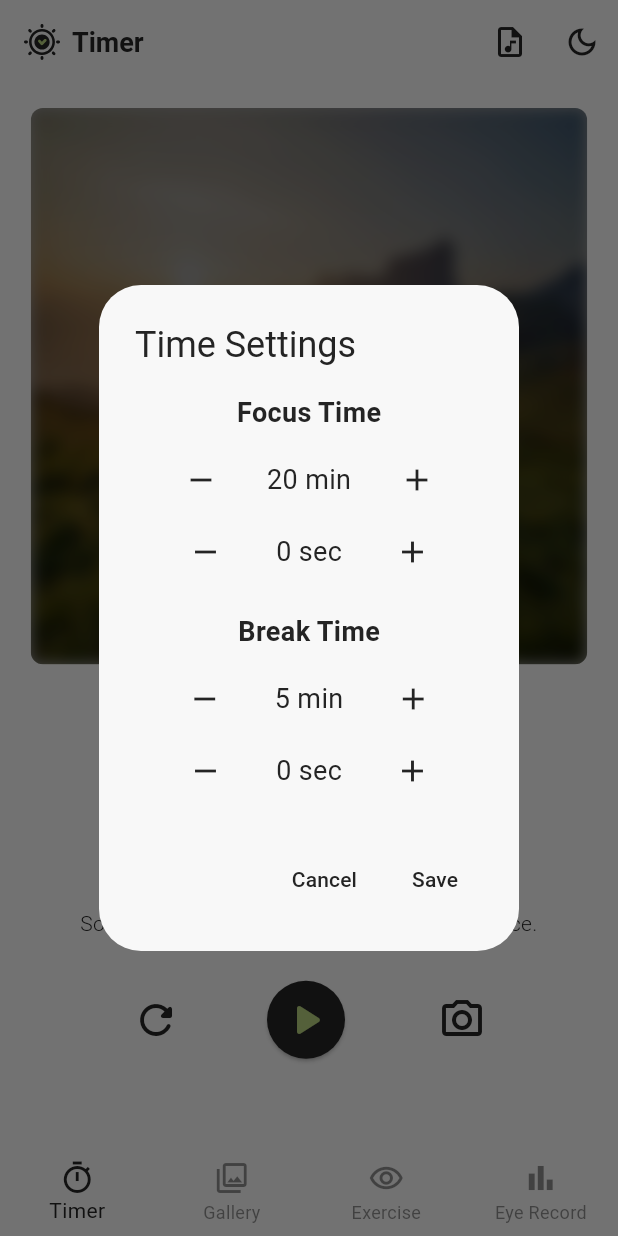
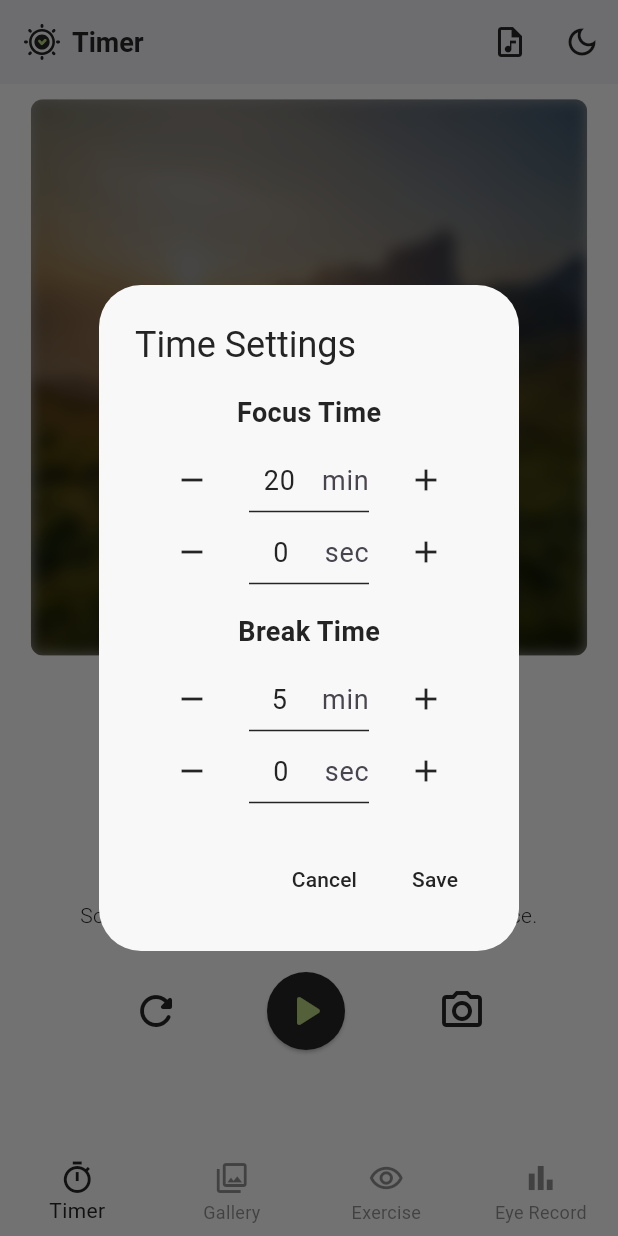
Before and after one commit to JungSeunghun/eyetimer, a Flutter app: the screen it shows after launch, after a tap on the "settings" icon, on a phone screen of 412 x 824 dp. Run offline on Flutter 3.47's test engine with Material 3 defaults, Android fonts, the phone set to English and light mode, and no system bars; our stand-ins replace audio_service, camera, easy_localization, flutter_local_notifications, flutter_svg, go_router and 5 more; missing offline and left inert: flame, flutter_foreground_task, google_mlkit_commons, google_mlkit_face_detection; accounts and stored records are empty; network calls fail; Roboto replaces fonts that are missing (KoPubWorld).

Commit message:
시간 설정 수정

```diff
--- a/lib/features/home/components/duration_picker_dialog.dart
+++ b/lib/features/home/components/duration_picker_dialog.dart
@@ -36,7 +36,7 @@ class _DurationPickerDialogState extends State<DurationPickerDialog> {
   Widget build(BuildContext context) {
     final theme = Theme.of(context);
     final textColor = theme.textTheme.bodyMedium?.color ?? Colors.black;
-    final backgroundColor = theme.scaffoldBackgroundColor; // AlertDialog 기본 배경색
+    final backgroundColor = theme.scaffoldBackgroundColor;
 
     return AlertDialog(
       backgroundColor: backgroundColor,
@@ -106,6 +106,7 @@ class _DurationPickerDialogState extends State<DurationPickerDialog> {
           style: TextStyle(fontSize: 18, fontWeight: FontWeight.bold, color: textColor),
         ),
         const SizedBox(height: 8),
+        // 분 입력 Row
         Row(
           mainAxisAlignment: MainAxisAlignment.spaceEvenly,
           children: [
@@ -116,9 +117,42 @@ class _DurationPickerDialogState extends State<DurationPickerDialog> {
               },
               splashRadius: 20,
             ),
-            Text(
-              '$minutes ${'minute'.tr()}',
-              style: TextStyle(fontSize: 18, color: textColor),
+            SizedBox(
+              width: 80,
+              child: Theme(
+                data: Theme.of(context).copyWith(
+                  textSelectionTheme: TextSelectionThemeData(
+                    cursorColor: textColor,
+                    selectionColor: textColor.withOpacity(0.5),
+                    selectionHandleColor: textColor,
+                  ),
+                ),
+                child: TextFormField(
+                  initialValue: minutes.toString(),
+                  keyboardType: TextInputType.number,
+                  textAlign: TextAlign.center,
+                  style: TextStyle(fontSize: 18, color: textColor),
+                  decoration: InputDecoration(
+                    isDense: true,
+                    contentPadding: const EdgeInsets.symmetric(vertical: 8),
+                    border: UnderlineInputBorder(
+                      borderSide: BorderSide(color: textColor),
+                    ),
+                    enabledBorder: UnderlineInputBorder(
+                      borderSide: BorderSide(color: textColor),
+                    ),
+                    focusedBorder: UnderlineInputBorder(
+                      borderSide: BorderSide(color: textColor),
+                    ),
+                    suffixText: ' ${'minute'.tr()}',
+                  ),
+                  onFieldSubmitted: (value) {
+                    final newVal = int.tryParse(value);
+                    if (newVal != null) onMinutesChanged(newVal);
+                  },
+                  cursorColor: textColor,
+                ),
+              ),
             ),
             IconButton(
               icon: Icon(Icons.add, color: textColor),
@@ -129,6 +163,7 @@ class _DurationPickerDialogState extends State<DurationPickerDialog> {
             ),
           ],
         ),
+        // 초 입력 Row
         Row(
           mainAxisAlignment: MainAxisAlignment.spaceEvenly,
           children: [
@@ -139,9 +174,42 @@ class _DurationPickerDialogState extends State<DurationPickerDialog> {
               },
               splashRadius: 20,
             ),
-            Text(
-              '$seconds ${'second'.tr()}',
-              style: TextStyle(fontSize: 18, color: textColor),
+            SizedBox(
+              width: 80,
+              child: Theme(
+                data: Theme.of(context).copyWith(
+                  textSelectionTheme: TextSelectionThemeData(
+                    cursorColor: textColor,
+                    selectionColor: textColor.withOpacity(0.5),
+                    selectionHandleColor: textColor,
+                  ),
+                ),
+                child: TextFormField(
+                  initialValue: seconds.toString(),
+                  keyboardType: TextInputType.number,
+                  textAlign: TextAlign.center,
+                  style: TextStyle(fontSize: 18, color: textColor),
+                  decoration: InputDecoration(
+                    isDense: true,
+                    contentPadding: const EdgeInsets.symmetric(vertical: 8),
+                    border: UnderlineInputBorder(
+                      borderSide: BorderSide(color: textColor),
+                    ),
+                    enabledBorder: UnderlineInputBorder(
+                      borderSide: BorderSide(color: textColor),
+                    ),
+                    focusedBorder: UnderlineInputBorder(
+                      borderSide: BorderSide(color: textColor),
+                    ),
+                    suffixText: ' ${'second'.tr()}',
+                  ),
+                  onFieldSubmitted: (value) {
+                    final newVal = int.tryParse(value);
+                    if (newVal != null) onSecondsChanged(newVal);
+                  },
+                  cursorColor: textColor,
+                ),
+              ),
             ),
             IconButton(
               icon: Icon(Icons.add, color: textColor),
--- a/lib/features/home/screens/home_screen.dart
+++ b/lib/features/home/screens/home_screen.dart
@@ -470,10 +470,10 @@ class _HomeScreenState extends State<HomeScreen> {
           ),
         ),
       ),
-      // bottomNavigationBar: SizedBox(
-      //   height: AdSize.banner.height.toDouble(),
-      //   child: const GoogleBannerAdWidget(),
-      // ),
+      bottomNavigationBar: SizedBox(
+        height: AdSize.banner.height.toDouble(),
+        child: const GoogleBannerAdWidget(),
+      ),
     );
   }
 }
```
